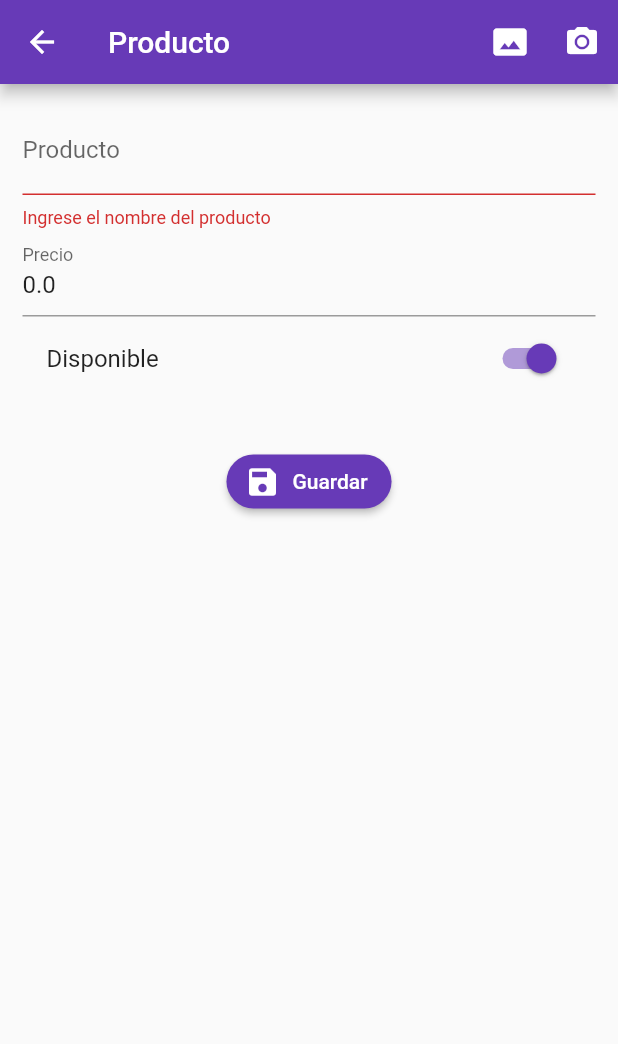
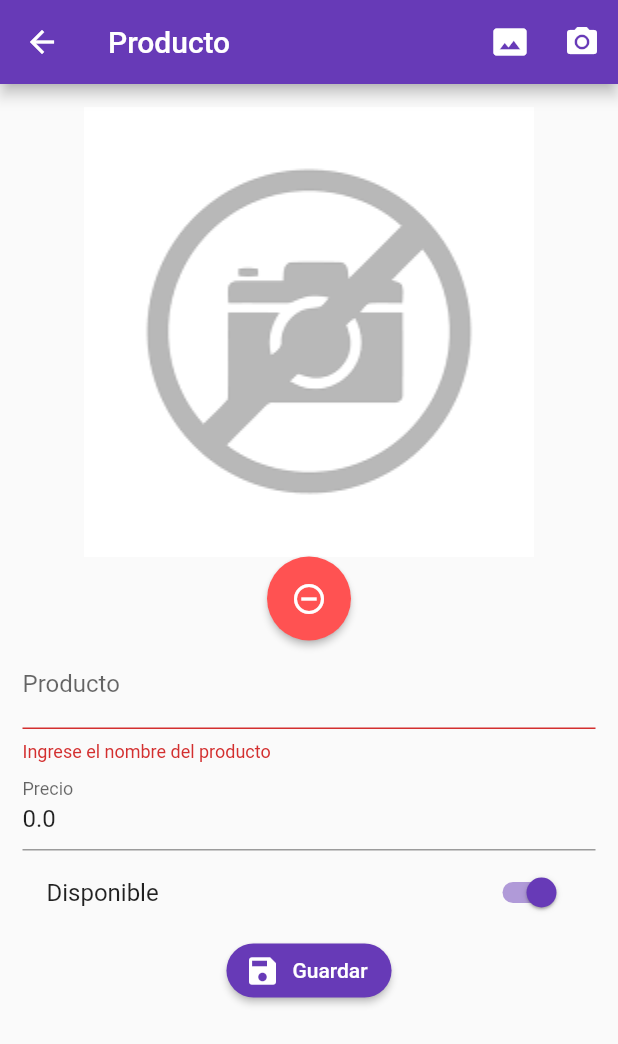
Before and after one commit to bjavier9/fluter-dart, a Flutter app: the ProductoPage screen opened by its route, after a tap on "Guardar", on a phone screen of 412 x 824 dp. Shown: the top 1044 px of the screen. Run offline on Flutter 3.47's test engine with Material 2 defaults, Android fonts, the phone set to English and light mode, and no system bars; our stand-ins replace flutter_map, flutter_swiper, image_picker, latlong, rxdart, shared_preferences and 1 more; missing offline and left inert: barcode_scan, mime_type; accounts and stored records are empty; network calls fail.

Commit message:
flutter product final

```diff
--- a/Flutter-1/validation/lib/src/models/producto_models.dart
+++ b/Flutter-1/validation/lib/src/models/producto_models.dart
@@ -29,7 +29,7 @@ class ProductoModel {
     );
 
     Map<String, dynamic> toJson() => {
-        "id": id,
+        //"id": id,
         "titulo": titulo,
         "valor": valor,
         "disponible": disponible,
--- a/Flutter-1/validation/lib/src/pages/producto_page.dart
+++ b/Flutter-1/validation/lib/src/pages/producto_page.dart
@@ -1,126 +1,199 @@
+import 'dart:io';
+
 import 'package:flutter/material.dart';
+import 'package:image_picker/image_picker.dart';
 import 'package:validation/src/models/producto_models.dart';
 import 'package:validation/src/providers/producto_provider.dart';
 import 'package:validation/src/utils/utils.dart' as utils;
 
 class ProductoPage extends StatefulWidget {
-
   @override
   _ProductoPageState createState() => _ProductoPageState();
 }
 
 class _ProductoPageState extends State<ProductoPage> {
- final formkey = GlobalKey<FormState>();
- final productProvider = new ProductoProvider();
+  final formKey = GlobalKey<FormState>();
+  final scaffoldKey = GlobalKey<ScaffoldState>();
+  final productoProvider = new ProductoProvider();
+
   ProductoModel producto = new ProductoModel();
+  bool _guardado = false;
+  File foto;
+
   @override
   Widget build(BuildContext context) {
+    final ProductoModel prodData = ModalRoute.of(context).settings.arguments;
+    if (prodData != null) {
+      producto = prodData;
+    }
+
     return Scaffold(
+      key: scaffoldKey,
       appBar: AppBar(
         title: Text('Producto'),
         actions: <Widget>[
           IconButton(
             icon: Icon(Icons.photo_size_select_actual),
-            onPressed: (){},
+            onPressed: _seleccionarFoto,
           ),
-           IconButton(
-            icon: Icon(Icons.camera_alt),
-            onPressed: (){},
-          )
+          IconButton(icon: Icon(Icons.camera_alt), onPressed: _tomarFoto),
         ],
       ),
       body: SingleChildScrollView(
         child: Container(
           padding: EdgeInsets.all(15.0),
           child: Form(
-            key: formkey,
+            key: formKey,
             child: Column(
               children: <Widget>[
+                _mostrarFoto(),
                 _crearNombre(),
                 _crearPrecio(),
                 _crearDisponible(),
-                SizedBox(height: 30.0,),
                 _crearBoton()
               ],
             ),
           ),
         ),
-
       ),
     );
   }
 
-  Widget _crearNombre(){
+  Widget _crearNombre() {
     return TextFormField(
       initialValue: producto.titulo,
       textCapitalization: TextCapitalization.sentences,
-        decoration: InputDecoration(
-          labelText: 'Producto'
-        ),
-        onSaved: (value)=>producto.titulo=value,
-        validator: (value){
-          if(value.length<3){
-            return 'Ingrese el nombre del producto';
-          }else{
-            return null;
-          }
-        },
+      decoration: InputDecoration(labelText: 'Producto'),
+      onSaved: (value) =>
+          producto.titulo = '${value[0].toUpperCase()}${value.substring(1)}',
+      validator: (value) {
+        if (value.length < 3) {
+          return 'Ingrese el nombre del producto';
+        } else {
+          return null;
+        }
+      },
     );
+  }
+
+  Widget _crearPrecio() {
+    return TextFormField(
+      initialValue: producto.valor.toString(),
+      keyboardType: TextInputType.numberWithOptions(decimal: true),
+      decoration: InputDecoration(labelText: 'Precio'),
+      onSaved: (value) => producto.valor = double.parse(value),
+      validator: (value) {
+        if (utils.isNumeric(value)) {
+          return null;
+        } else {
+          return 'Sólo números';
+        }
+      },
+    );
+  }
+
+  Widget _crearDisponible() {
+    return SwitchListTile(
+      value: producto.disponible,
+      title: Text('Disponible'),
+      activeColor: Colors.deepPurple,
+      onChanged: (value) => setState(() {
+        producto.disponible = value;
+      }),
+    );
+  }
+
+  Widget _crearBoton() {
+    return RaisedButton.icon(
+      shape: RoundedRectangleBorder(borderRadius: BorderRadius.circular(20.0)),
+      color: Colors.deepPurple,
+      textColor: Colors.white,
+      label: Text('Guardar'),
+      icon: Icon(Icons.save),
+      onPressed: (_guardado) ? null : _submit,
+    );
+  }
+
+  void _submit() async {
+    if (!formKey.currentState.validate()) return;
+
+    formKey.currentState.save();
+    _guardado = true;
+
+    setState(() {});
+    if(foto !=null){
+      producto.fotoUrl = await productoProvider.subirImagen(foto);
+    }
+    if (producto.id == null) {
+      productoProvider.crearProducto(producto);
+    } else {
+      productoProvider.editarProducto(producto);
+    }
+    setState(() {
+      _guardado = false;
+    });
+    Future.delayed(const Duration(milliseconds: 500), () {
+      Navigator.pop(context);
+    });
+    mostrarSnackbar('Registro Guardado');
+  }
+
+  void mostrarSnackbar(String mensaje) {
+    final snackbar = SnackBar(
+      backgroundColor: Color.fromRGBO(107, 244, 97, 0),
+      content: Text(mensaje),
+      duration: Duration(milliseconds: 1500),
+    );
+    scaffoldKey.currentState.showSnackBar(snackbar);
+  }
+
+  _mostrarFoto() {
+
+
+    if (producto.fotoUrl != null) {
+       return FadeInImage(
+        image: NetworkImage( producto.fotoUrl ),
+        placeholder: AssetImage('assets/carga.gif'),
+        height: 300.0,
+        fit: BoxFit.contain,
+      );
+    } else {
+      return Column(
+        children: <Widget>[
+          Image(
+            image: AssetImage(foto?.path ?? 'assets/images.png'),
+            height: 300,
+            fit: BoxFit.cover,
+          ),
+          MaterialButton(
+            color: Colors.redAccent,
+            textColor: Colors.white,
+            child: Icon(Icons.remove_circle_outline),
+            padding: EdgeInsets.all(16),
+            shape: CircleBorder(),
+            onPressed: () {
+              setState(() {
+                foto=null;
+              });
+            },
+          ),
+        ],
+      );
+    }
+  }
+
+  _seleccionarFoto() async {
+     _procesarImagen(ImageSource.gallery);
+  }
+
+  _tomarFoto()async {
+    _procesarImagen(ImageSource.camera);
 
   }
 
-  Widget _crearPrecio(){
-      return TextFormField(
-        initialValue: producto.valor.toString(),
-        keyboardType: TextInputType.numberWithOptions(decimal:true),
-        decoration: InputDecoration(
-          labelText: 'Precio'
-        ),
-        onSaved: (value)=>producto.valor=double.parse(value),
-        validator: (value){
-          if(utils.isNumeric(value)){
-            return null;
-          }else{
-            return 'Solo numeros';
-          }
-        },
-    );
-
+  _procesarImagen( ImageSource tipo) async{
+      foto = await ImagePicker.pickImage(source: tipo);
+    if (foto != null) {}
+    setState(() {});
   }
-
-  Widget _crearDisponible(){
-
-    return SwitchListTile(
-      value:producto.disponible,
-      title: Text('Disponible'),
-      activeColor: Colors.deepPurple,
-      onChanged: (value){
-        setState(() {
-          producto.disponible=value;
-        });
-      }
-    );
-  }
-
-Widget _crearBoton(){
-  return RaisedButton.icon(
-
-    shape: RoundedRectangleBorder(
-      borderRadius: BorderRadius.circular(20.0)
-    ),
-    label: Text('Guardar'),
-    icon: Icon(Icons.save),
-    textColor: Colors.white,
-    color: Colors.deepPurple,
-    onPressed: _submit,
-  );
 }
-
-void _submit(){
-formkey.currentState.save();
-
-if(!formkey.currentState.validate())return;
-
-
-}
-}
--- a/Flutter-1/validation/pubspec.yaml
+++ b/Flutter-1/validation/pubspec.yaml
@@ -25,6 +25,9 @@ dependencies:
   cupertino_icons: ^0.1.2
   rxdart: ^0.23.1
   http: ^0.12.0+4
+  image_picker: ^0.6.4
+  mime_type: ^0.2.7
+  http_parser: ^3.1.4
 
 dev_dependencies:
   flutter_test:
@@ -43,7 +46,8 @@ flutter:
   uses-material-design: true
 
   # To add assets to your application, add an assets section, like this:
-  # assets:
+  assets:
+  - assets/
   #  - images/a_dot_burr.jpeg
   #  - images/a_dot_ham.jpeg
 
```
Also changed, not shown: Flutter-1/validation/lib/src/pages/home_pages.dart (+56 -2 lines), Flutter-1/validation/lib/src/providers/producto_provider.dart (+75 -2 lines), Flutter-1/validation/assets/carga.gif (added), Flutter-1/validation/assets/images.png (added), 2 other files.
